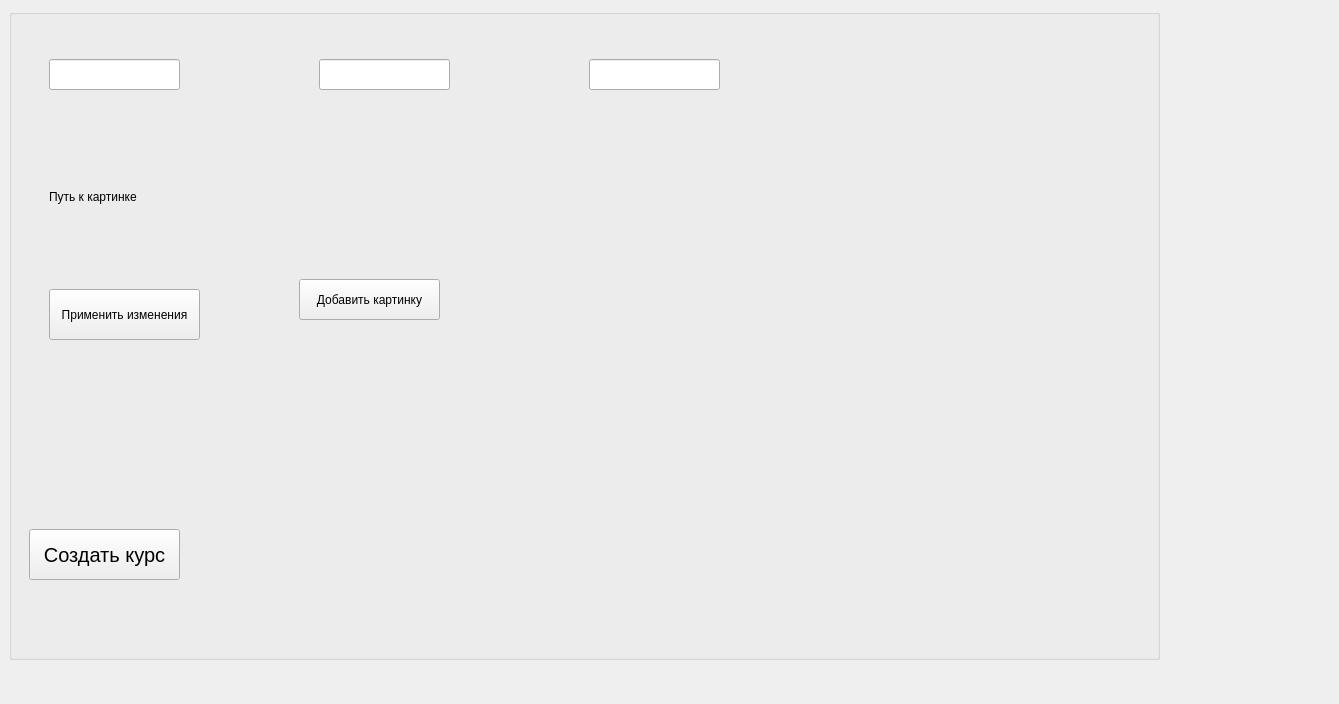
This is client/Forms/CourseAdder/courseadder.ui in sofinvalery/LMS as Qt 5 draws it before an edit. The edited form follows.
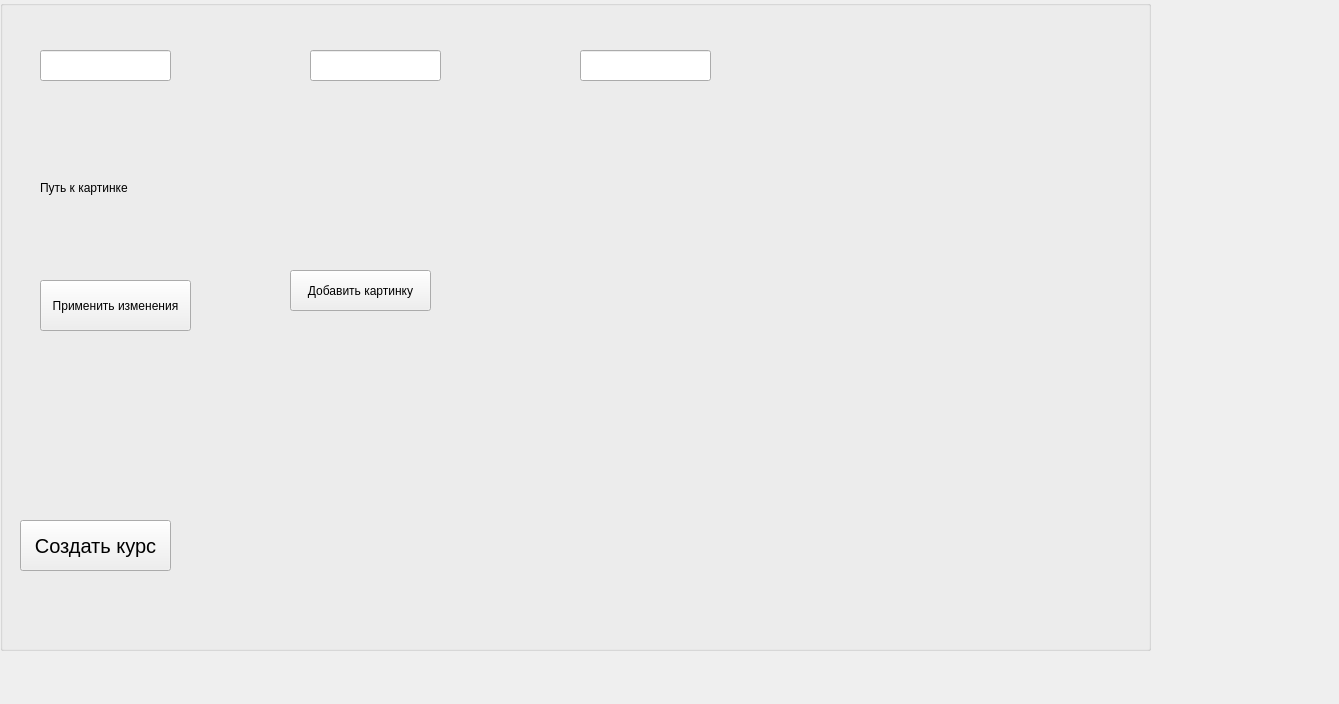
This is the edited form.

```diff
--- a/client/Forms/CourseAdder/courseadder.ui
+++ b/client/Forms/CourseAdder/courseadder.ui
@@ -16,8 +16,8 @@
   <widget class="QGroupBox" name="groupBox">
    <property name="geometry">
     <rect>
-     <x>9</x>
-     <y>9</y>
+     <x>0</x>
+     <y>0</y>
      <width>1151</width>
      <height>651</height>
     </rect>
```
